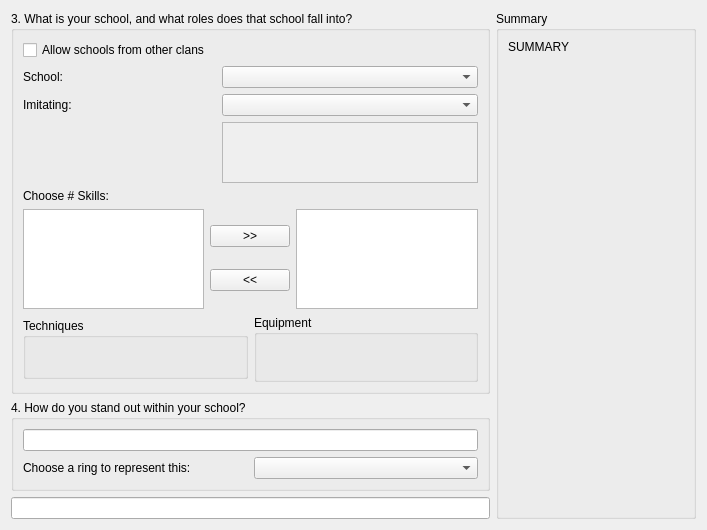
This is PaperBlossoms/ui/newcharwizardpage2.ui in dashnine/PaperBlossoms as Qt 5 draws it before an edit. The edited form follows.
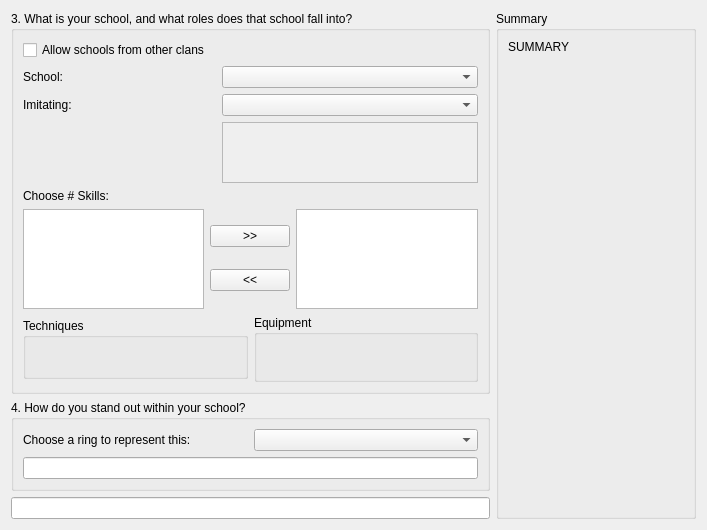
This is the edited form. Custom widgets are drawn as their Qt base class.

```diff
--- a/PaperBlossoms/ui/newcharwizardpage2.ui
+++ b/PaperBlossoms/ui/newcharwizardpage2.ui
@@ -346,9 +346,6 @@
       <string>4. How do you stand out within your school?</string>
      </property>
      <layout class="QVBoxLayout" name="verticalLayout_3">
-      <item>
-       <widget class="QLineEdit" name="nc2_q4_lineEdit"/>
-      </item>
       <item>
        <layout class="QGridLayout" name="gridLayout_2">
         <item row="0" column="0">
@@ -363,6 +360,9 @@
         </item>
        </layout>
       </item>
+      <item>
+       <widget class="QLineEdit" name="nc2_q4_lineEdit"/>
+      </item>
      </layout>
     </widget>
    </item>
```
